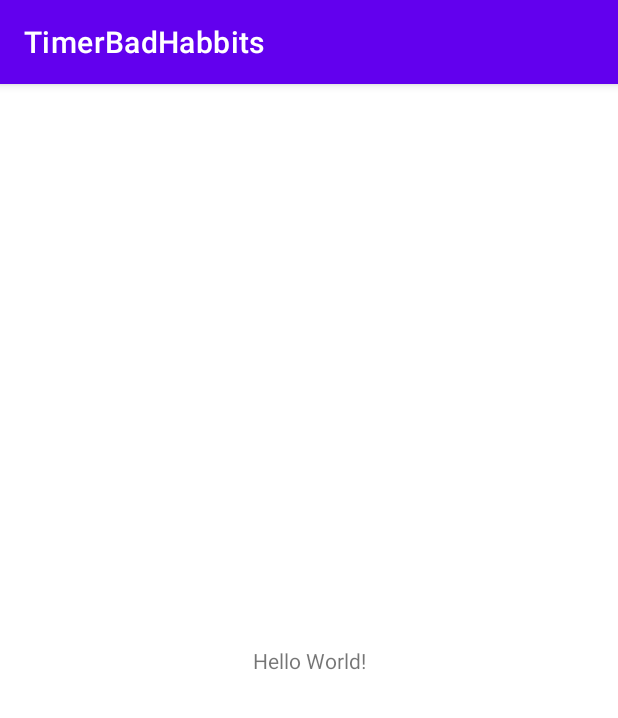
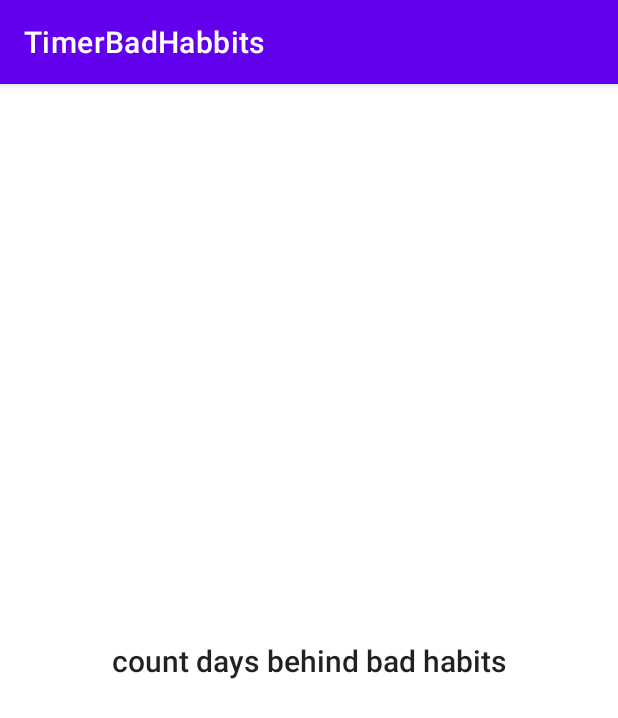
Before and after one commit to Ashwagandha-coder/TimerBadHabbits, an Android app: the screen it shows after launch (MainActivity), on a phone screen of 412 x 824 dp. Shown: the top 718 px of the screen. Run offline under Robolectric (Android 15) with nearby library versions, the phone set to English and light mode, and no system bars.

Commit message:
[add] adding base layout

```diff
--- a/app/src/main/res/layout/activity_main.xml
+++ b/app/src/main/res/layout/activity_main.xml
@@ -7,9 +7,10 @@
     tools:context=".MainActivity">
 
     <TextView
+        android:textAppearance="@style/TextAppearance.AppCompat.Title"
         android:layout_width="wrap_content"
         android:layout_height="wrap_content"
-        android:text="Hello World!"
+        android:text="count days behind bad habits"
         app:layout_constraintBottom_toBottomOf="parent"
         app:layout_constraintEnd_toEndOf="parent"
         app:layout_constraintStart_toStartOf="parent"
```
Also changed, not shown: app/src/main/java/com/timerbadhabbits/MainActivity.kt (+1 -7 lines).
